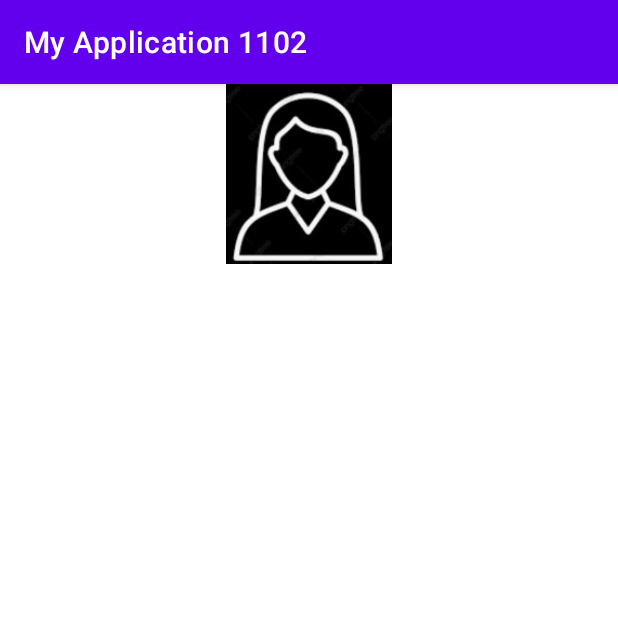
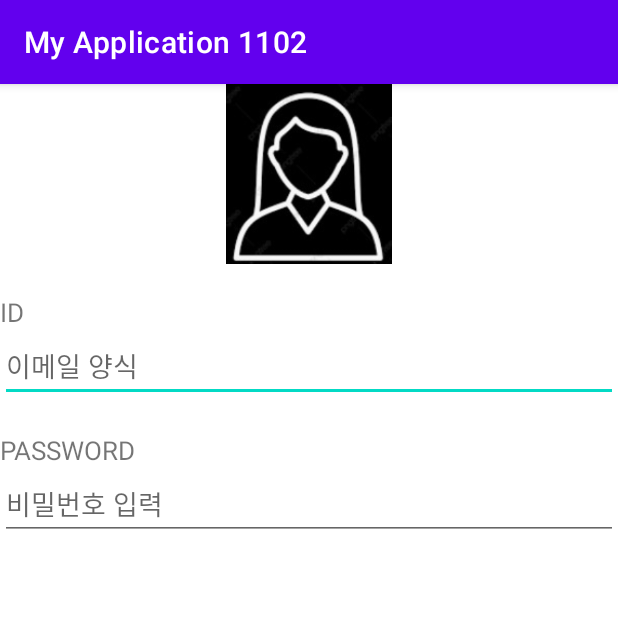
Before and after one commit to Lyne121/My_Application_1102, an Android app: the screen it shows after launch (MainActivity), on a phone screen of 412 x 824 dp, the top half of it. Run offline under Robolectric (Android 15) with nearby library versions, the phone set to English and light mode, and no system bars.

Commit message:
아이디, 비밀번호 입력 칸

```diff
--- a/app/src/main/res/layout/activity_main.xml
+++ b/app/src/main/res/layout/activity_main.xml
@@ -4,12 +4,14 @@
     xmlns:tools="http://schemas.android.com/tools"
     android:layout_width="match_parent"
     android:layout_height="match_parent"
-    tools:context=".MainActivity">
+    tools:context=".MainActivity"
+    android:orientation="vertical">
 
     <LinearLayout
         android:layout_width="match_parent"
         android:layout_height="wrap_content"
-        android:gravity="center">
+        android:gravity="center"
+        android:orientation="vertical">
 
         <ImageView
             android:layout_width="120dp"
@@ -17,5 +19,33 @@
             android:src="@drawable/idicon"/>
     </LinearLayout>
 
+    //아이디
+    <TextView
+        android:layout_width="wrap_content"
+        android:layout_height="wrap_content"
+        android:layout_marginTop="20dp"
+        android:textSize="17sp"
+        android:text="ID"/>
+
+    <EditText
+        android:layout_width="match_parent"
+        android:layout_height="wrap_content"
+        android:hint="이메일 양식"
+        android:inputType="textEmailAddress"/>
+
+    //비번
+    <TextView
+        android:layout_width="wrap_content"
+        android:layout_height="wrap_content"
+        android:layout_marginTop="20dp"
+        android:textSize="17sp"
+        android:text="PASSWORD"/>
+
+    <EditText
+        android:layout_width="match_parent"
+        android:layout_height="wrap_content"
+        android:hint="비밀번호 입력"
+        android:inputType="textPassword"/>
+
 
 </LinearLayout>
```
